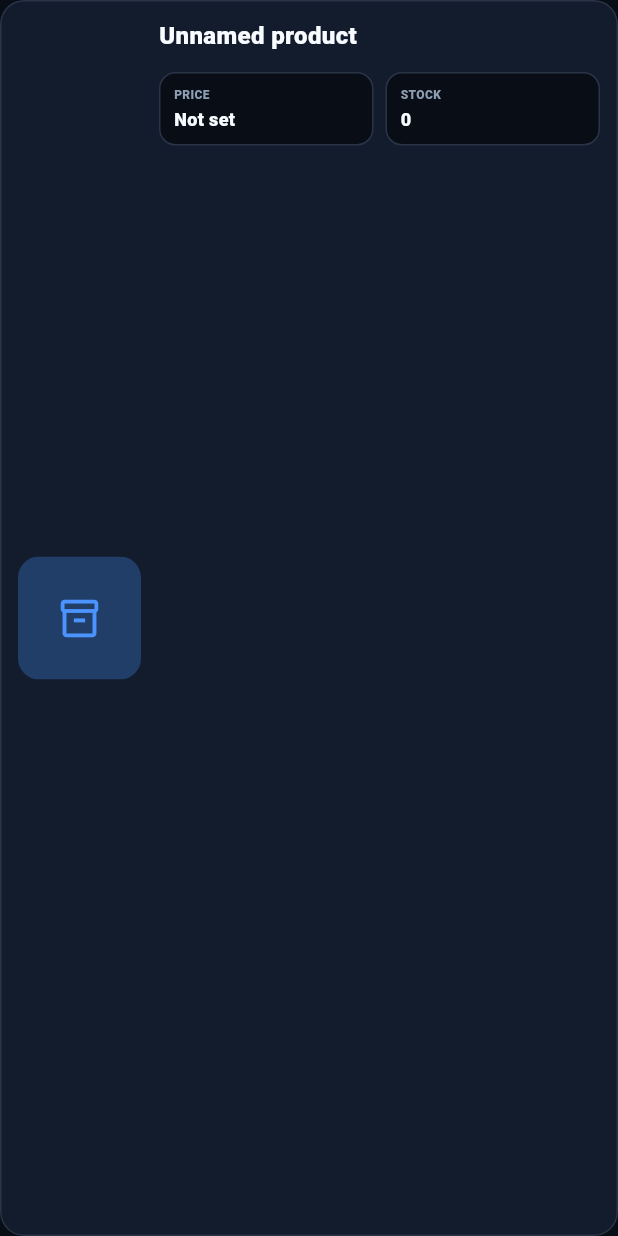
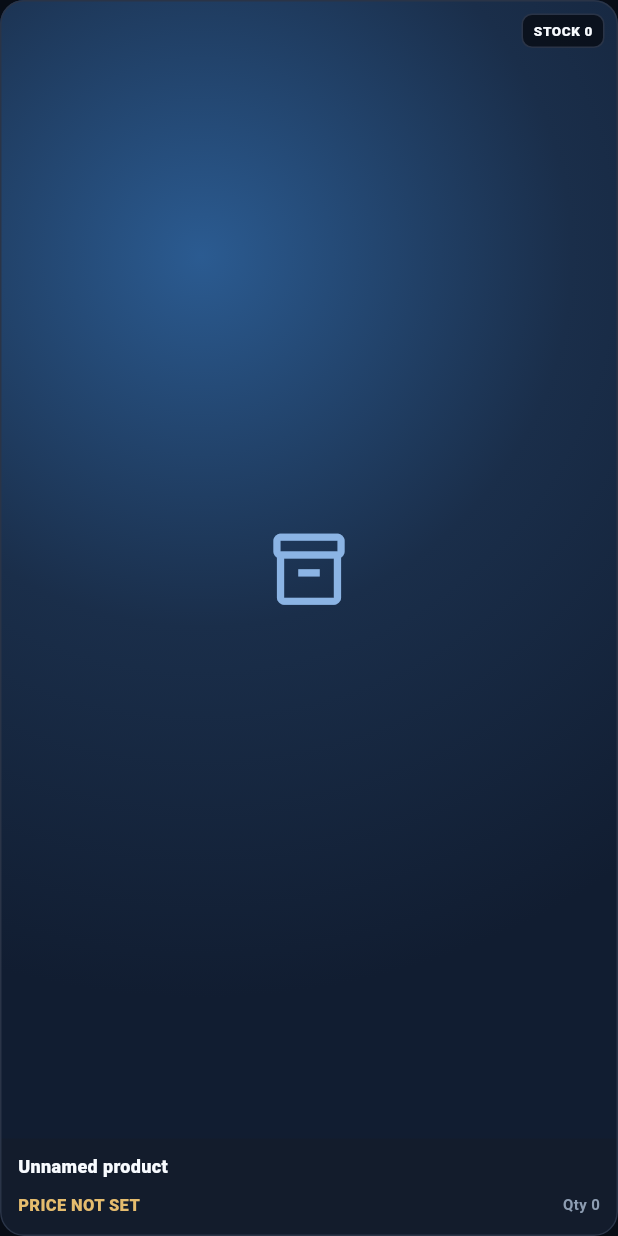
Before and after one commit to andualemnigatu12-cmd/raki-stock-firebase, a Flutter app: the _ProductCard widget shown alone on an empty page, opened directly with empty values, on a phone screen of 412 x 824 dp. Run offline on Flutter 3.47's test engine with Material 3 defaults, Android fonts, the phone set to English and light mode, and no system bars; our stand-ins replace camera, cloud_firestore, firebase_auth, firebase_core; missing offline and left inert: google_mlkit_barcode_scanning, google_mlkit_text_recognition; accounts and stored records are empty.

Commit message:
Show Flutter product catalog as cinematic image cards matching owner web

```diff
--- a/lib/features/stock/products_page.dart
+++ b/lib/features/stock/products_page.dart
@@ -259,11 +259,16 @@ class _ProductsPageState extends State<ProductsPage> {
       );
     }
 
-    return ListView.separated(
+    return GridView.builder(
       keyboardDismissBehavior: ScrollViewKeyboardDismissBehavior.onDrag,
-      padding: const EdgeInsets.fromLTRB(16, 2, 16, 28),
+      padding: const EdgeInsets.fromLTRB(16, 4, 16, 28),
+      gridDelegate: const SliverGridDelegateWithMaxCrossAxisExtent(
+        maxCrossAxisExtent: 230,
+        mainAxisExtent: 272,
+        crossAxisSpacing: 12,
+        mainAxisSpacing: 12,
+      ),
       itemCount: _visible.length,
-      separatorBuilder: (_, _) => const SizedBox(height: 10),
       itemBuilder: (context, index) {
         final product = _visible[index];
         return _ProductCard(
@@ -287,66 +292,111 @@ class _ProductCard extends StatelessWidget {
       clipBehavior: Clip.antiAlias,
       child: InkWell(
         onTap: onTap,
+        child: Column(
+          crossAxisAlignment: CrossAxisAlignment.stretch,
+          children: [
+            Expanded(
+              child: Stack(
+                fit: StackFit.expand,
+                children: [
+                  DecoratedBox(
+                    decoration: const BoxDecoration(
+                      gradient: RadialGradient(
+                        center: Alignment(-0.35, -0.55),
+                        radius: 1.2,
+                        colors: [
+                          Color(0xFF2B5B91),
+                          Color(0xFF1A2E4A),
+                          Color(0xFF111D31),
+                        ],
+                      ),
+                    ),
                     child: Padding(
                       padding: const EdgeInsets.all(12),
-          child: Row(
-            crossAxisAlignment: CrossAxisAlignment.center,
-            children: [
-              _ProductPhoto(path: product.localPhotoPath),
-              const SizedBox(width: 12),
-              Expanded(
+                      child: _CatalogPhoto(path: product.localPhotoPath),
+                    ),
+                  ),
+                  Positioned(
+                    top: 9,
+                    right: 9,
+                    child: DecoratedBox(
+                      decoration: BoxDecoration(
+                        color: AppTheme.background.withValues(alpha: 0.85),
+                        borderRadius: BorderRadius.circular(7),
+                        border: Border.all(color: AppTheme.border),
+                      ),
+                      child: Padding(
+                        padding: const EdgeInsets.symmetric(
+                          horizontal: 8,
+                          vertical: 5,
+                        ),
+                        child: Text(
+                          product.stockQty > 0 ? 'IN STOCK' : 'STOCK 0',
+                          style: const TextStyle(
+                            fontWeight: FontWeight.w800,
+                            color: AppTheme.ink,
+                            letterSpacing: 0.4,
+                            fontSize: 9,
+                          ),
+                        ),
+                      ),
+                    ),
+                  ),
+                  if (onTap != null)
+                    const Positioned(
+                      right: 11,
+                      bottom: 9,
+                      child: Icon(
+                        Icons.edit_outlined,
+                        color: AppTheme.ink,
+                        size: 18,
+                      ),
+                    ),
+                ],
+              ),
+            ),
+            Padding(
+              padding: const EdgeInsets.fromLTRB(12, 11, 12, 13),
               child: Column(
                 crossAxisAlignment: CrossAxisAlignment.start,
                 children: [
+                  Text(
+                    product.name.isEmpty ? 'Unnamed product' : product.name,
+                    style: const TextStyle(
+                      color: AppTheme.ink,
+                      fontWeight: FontWeight.w800,
+                      fontSize: 12,
+                      height: 1.3,
+                    ),
+                    maxLines: 2,
+                    overflow: TextOverflow.ellipsis,
+                  ),
+                  const SizedBox(height: 9),
                   Row(
                     children: [
                       Expanded(
                         child: Text(
-                            product.name.isEmpty ? 'Unnamed product' : product.name,
-                            maxLines: 2,
+                          product.sellingPrice <= 0
+                              ? 'PRICE NOT SET'
+                              : '${product.sellingPrice.toStringAsFixed(2)} ETB',
+                          style: TextStyle(
+                            color: product.sellingPrice <= 0
+                                ? AppTheme.warning
+                                : AppTheme.ink,
+                            fontWeight: FontWeight.w900,
+                            fontSize: 11,
+                          ),
+                          maxLines: 1,
                           overflow: TextOverflow.ellipsis,
-                            style: const TextStyle(
-                              fontSize: 16,
-                              fontWeight: FontWeight.w900,
-                              color: AppTheme.ink,
                         ),
                       ),
-                        ),
-                        if (onTap != null)
-                          const Icon(
-                            Icons.edit_outlined,
-                            size: 18,
+                      const SizedBox(width: 5),
+                      Text(
+                        'Qty ${product.stockQty}',
+                        style: const TextStyle(
                           color: AppTheme.mutedInk,
-                          ),
-                      ],
-                    ),
-                    const SizedBox(height: 5),
-                    if (product.barcode?.isNotEmpty == true)
-                      Text(
-                        'Barcode ${product.barcode}',
-                        maxLines: 1,
-                        overflow: TextOverflow.ellipsis,
-                        style: const TextStyle(
+                          fontWeight: FontWeight.w700,
                           fontSize: 10,
-                          color: AppTheme.mutedInk,
-                        ),
-                      ),
-                    const SizedBox(height: 8),
-                    Row(
-                      children: [
-                        Expanded(
-                          child: _MiniValue(
-                            label: 'PRICE',
-                            value: product.sellingPrice <= 0
-                                ? 'Not set'
-                                : '${product.sellingPrice.toStringAsFixed(2)} ETB',
-                          ),
-                        ),
-                        const SizedBox(width: 8),
-                        Expanded(
-                          child: _MiniValue(
-                            label: 'STOCK',
-                            value: '${product.stockQty}',
                         ),
                       ),
                     ],
@@ -356,6 +406,37 @@ class _ProductCard extends StatelessWidget {
             ),
           ],
         ),
+      ),
+    );
+  }
+}
+
+class _CatalogPhoto extends StatelessWidget {
+  const _CatalogPhoto({this.path});
+
+  final String? path;
+
+  @override
+  Widget build(BuildContext context) {
+    final localPath = path;
+    if (localPath == null || localPath.isEmpty) {
+      return const Center(
+        child: Icon(
+          Icons.inventory_2_outlined,
+          color: Color(0xFF8BB4E4),
+          size: 57,
+        ),
+      );
+    }
+    return Image.file(
+      File(localPath),
+      fit: BoxFit.contain,
+      cacheWidth: 320,
+      errorBuilder: (_, _, _) => const Center(
+        child: Icon(
+          Icons.image_not_supported_outlined,
+          color: AppTheme.mutedInk,
+          size: 45,
         ),
       ),
     );
```
Lines whose indentation alone changed are shown as unchanged.
